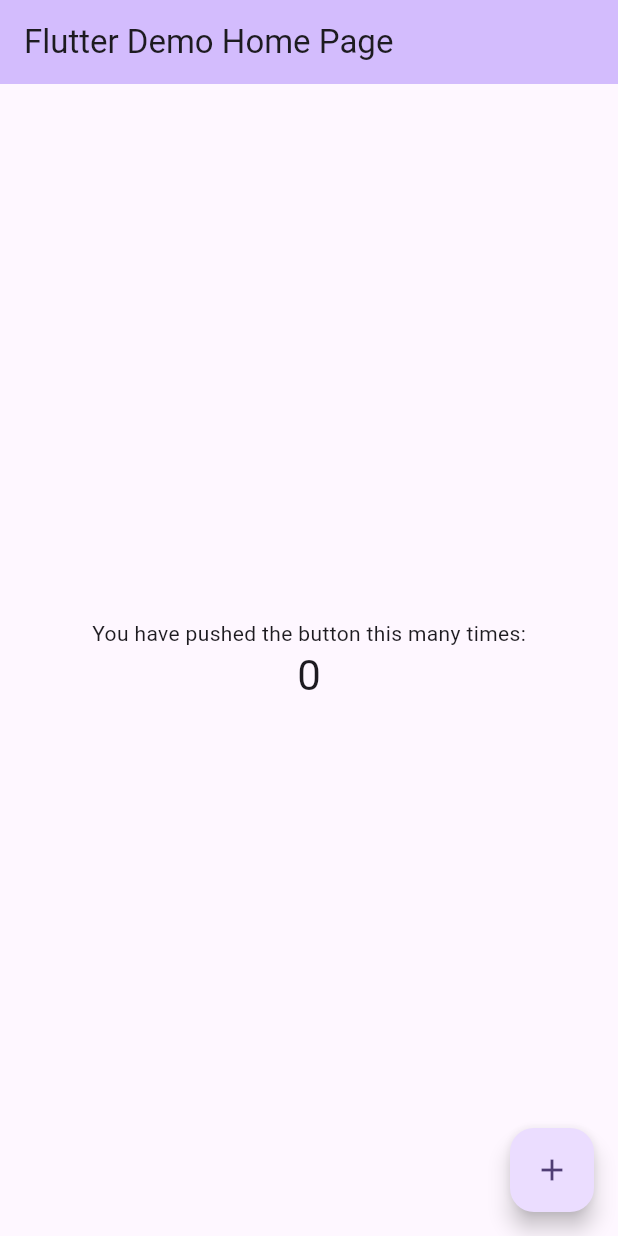
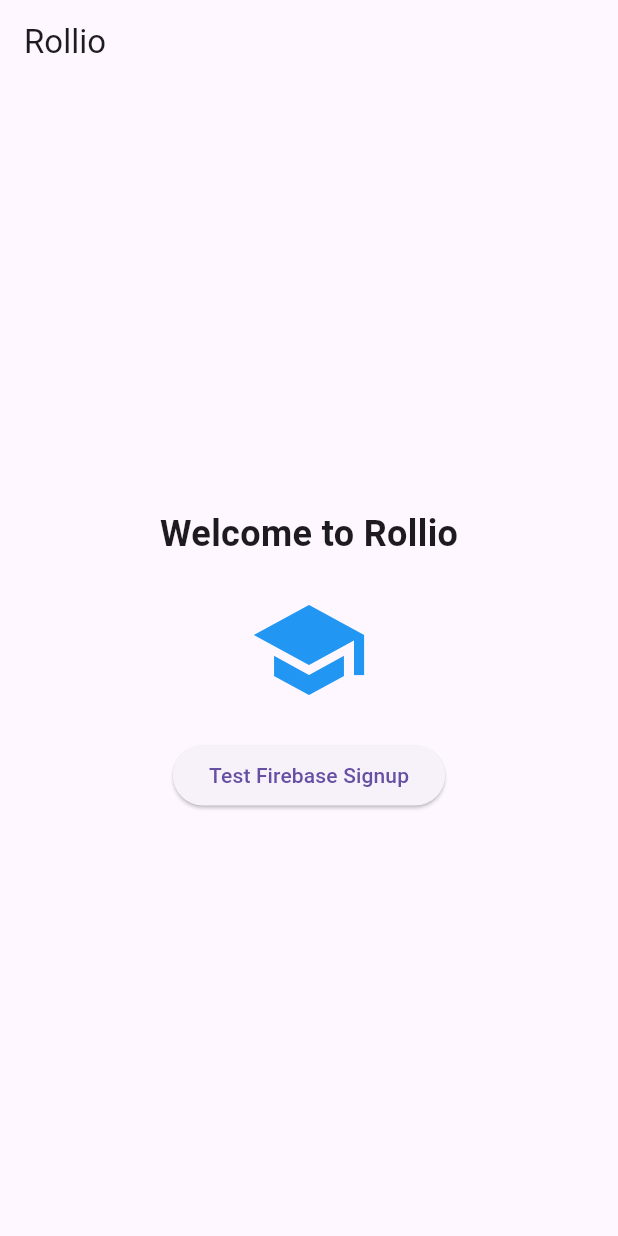
Before and after one commit to kalviumcommunity/Rolio, a Flutter app: the screen it shows after launch, on a phone screen of 412 x 824 dp. Run offline on Flutter 3.47's test engine with Material 3 defaults, Android fonts, the phone set to English and light mode, and no system bars; our stand-ins replace firebase_auth, firebase_core; accounts and stored records are empty.

Commit message:
feat: initialized Flutter project and basic UI setup with Firebase integration

```diff
--- a/lib/main.dart
+++ b/lib/main.dart
@@ -1,122 +1,24 @@
 import 'package:flutter/material.dart';
+import 'package:firebase_core/firebase_core.dart';
+import 'firebase_options.dart';
+import 'screens/welcome_screen.dart';
 
-void main() {
-  runApp(const MyApp());
+void main() async {
+  WidgetsFlutterBinding.ensureInitialized();
+
+  await Firebase.initializeApp(
+    options: DefaultFirebaseOptions.currentPlatform,
+  );
+
+  runApp(MyApp());
 }
 
 class MyApp extends StatelessWidget {
-  const MyApp({super.key});
-
-  // This widget is the root of your application.
   @override
   Widget build(BuildContext context) {
     return MaterialApp(
-      title: 'Flutter Demo',
-      theme: ThemeData(
-        // This is the theme of your application.
-        //
-        // TRY THIS: Try running your application with "flutter run". You'll see
-        // the application has a purple toolbar. Then, without quitting the app,
-        // try changing the seedColor in the colorScheme below to Colors.green
-        // and then invoke "hot reload" (save your changes or press the "hot
-        // reload" button in a Flutter-supported IDE, or press "r" if you used
-        // the command line to start the app).
-        //
-        // Notice that the counter didn't reset back to zero; the application
-        // state is not lost during the reload. To reset the state, use hot
-        // restart instead.
-        //
-        // This works for code too, not just values: Most code changes can be
-        // tested with just a hot reload.
-        colorScheme: .fromSeed(seedColor: Colors.deepPurple),
-      ),
-      home: const MyHomePage(title: 'Flutter Demo Home Page'),
+      debugShowCheckedModeBanner: false,
+      home: WelcomeScreen(),
     );
   }
 }
-
-class MyHomePage extends StatefulWidget {
-  const MyHomePage({super.key, required this.title});
-
-  // This widget is the home page of your application. It is stateful, meaning
-  // that it has a State object (defined below) that contains fields that affect
-  // how it looks.
-
-  // This class is the configuration for the state. It holds the values (in this
-  // case the title) provided by the parent (in this case the App widget) and
-  // used by the build method of the State. Fields in a Widget subclass are
-  // always marked "final".
-
-  final String title;
-
-  @override
-  State<MyHomePage> createState() => _MyHomePageState();
-}
-
-class _MyHomePageState extends State<MyHomePage> {
-  int _counter = 0;
-
-  void _incrementCounter() {
-    setState(() {
-      // This call to setState tells the Flutter framework that something has
-      // changed in this State, which causes it to rerun the build method below
-      // so that the display can reflect the updated values. If we changed
-      // _counter without calling setState(), then the build method would not be
-      // called again, and so nothing would appear to happen.
-      _counter++;
-    });
-  }
-
-  @override
-  Widget build(BuildContext context) {
-    // This method is rerun every time setState is called, for instance as done
-    // by the _incrementCounter method above.
-    //
-    // The Flutter framework has been optimized to make rerunning build methods
-    // fast, so that you can just rebuild anything that needs updating rather
-    // than having to individually change instances of widgets.
-    return Scaffold(
-      appBar: AppBar(
-        // TRY THIS: Try changing the color here to a specific color (to
-        // Colors.amber, perhaps?) and trigger a hot reload to see the AppBar
-        // change color while the other colors stay the same.
-        backgroundColor: Theme.of(context).colorScheme.inversePrimary,
-        // Here we take the value from the MyHomePage object that was created by
-        // the App.build method, and use it to set our appbar title.
-        title: Text(widget.title),
-      ),
-      body: Center(
-        // Center is a layout widget. It takes a single child and positions it
-        // in the middle of the parent.
-        child: Column(
-          // Column is also a layout widget. It takes a list of children and
-          // arranges them vertically. By default, it sizes itself to fit its
-          // children horizontally, and tries to be as tall as its parent.
-          //
-          // Column has various properties to control how it sizes itself and
-          // how it positions its children. Here we use mainAxisAlignment to
-          // center the children vertically; the main axis here is the vertical
-          // axis because Columns are vertical (the cross axis would be
-          // horizontal).
-          //
-          // TRY THIS: Invoke "debug painting" (choose the "Toggle Debug Paint"
-          // action in the IDE, or press "p" in the console), to see the
-          // wireframe for each widget.
-          mainAxisAlignment: .center,
-          children: [
-            const Text('You have pushed the button this many times:'),
-            Text(
-              '$_counter',
-              style: Theme.of(context).textTheme.headlineMedium,
-            ),
-          ],
-        ),
-      ),
-      floatingActionButton: FloatingActionButton(
-        onPressed: _incrementCounter,
-        tooltip: 'Increment',
-        child: const Icon(Icons.add),
-      ),
-    );
-  }
-}
--- /dev/null
+++ b/lib/screens/welcome_screen.dart
@@ -0,0 +1,52 @@
+import 'package:flutter/material.dart';
+import '../services/auth_service.dart';
+
+class WelcomeScreen extends StatefulWidget {
+  @override
+  _WelcomeScreenState createState() => _WelcomeScreenState();
+}
+
+class _WelcomeScreenState extends State<WelcomeScreen> {
+  final AuthService _authService = AuthService();
+  Future<void> testSignup() async {
+    try {
+      await _authService.signUp("testuser456@example.com", "123456");
+
+      ScaffoldMessenger.of(
+        context,
+      ).showSnackBar(SnackBar(content: Text("User created successfully")));
+    } catch (e) {
+      ScaffoldMessenger.of(
+        context,
+      ).showSnackBar(SnackBar(content: Text("Error: $e")));
+    }
+  }
+
+  @override
+  Widget build(BuildContext context) {
+    return Scaffold(
+      appBar: AppBar(title: Text("Rollio")),
+      body: Center(
+        child: Padding(
+          padding: const EdgeInsets.all(20),
+          child: Column(
+            mainAxisAlignment: MainAxisAlignment.center,
+            children: [
+              Text(
+                "Welcome to Rollio",
+                style: TextStyle(fontSize: 24, fontWeight: FontWeight.bold),
+              ),
+              SizedBox(height: 20),
+              Icon(Icons.school, size: 80, color: Colors.blue),
+              SizedBox(height: 20),
+              ElevatedButton(
+                onPressed: testSignup,
+                child: Text("Test Firebase Signup"),
+              ),
+            ],
+          ),
+        ),
+      ),
+    );
+  }
+}
--- /dev/null
+++ b/lib/services/auth_service.dart
@@ -0,0 +1,23 @@
+import 'package:firebase_auth/firebase_auth.dart';
+
+class AuthService {
+  final FirebaseAuth _auth = FirebaseAuth.instance;
+
+  Future<UserCredential> signUp(String email, String password) async {
+    return await _auth.createUserWithEmailAndPassword(
+      email: email,
+      password: password,
+    );
+  }
+
+  Future<UserCredential> signIn(String email, String password) async {
+    return await _auth.signInWithEmailAndPassword(
+      email: email,
+      password: password,
+    );
+  }
+
+  Future<void> signOut() async {
+    await _auth.signOut();
+  }
+}
--- a/pubspec.yaml
+++ b/pubspec.yaml
@@ -34,6 +34,8 @@ dependencies:
   # The following adds the Cupertino Icons font to your application.
   # Use with the CupertinoIcons class for iOS style icons.
   cupertino_icons: ^1.0.8
+  firebase_core: ^3.0.0
+  firebase_auth: ^5.0.0
 
 dev_dependencies:
   flutter_test:
@@ -56,6 +58,9 @@ flutter:
   # included with your application, so that you can use the icons in
   # the material Icons class.
   uses-material-design: true
+
+  assets:
+    - assets/demo.png
 
   # To add assets to your application, add an assets section, like this:
   # assets:
```
Also changed, not shown: assets/demo.png (added), firebase.json (added), lib/firebase_options.dart (added), pubspec.lock, 8 other files.
